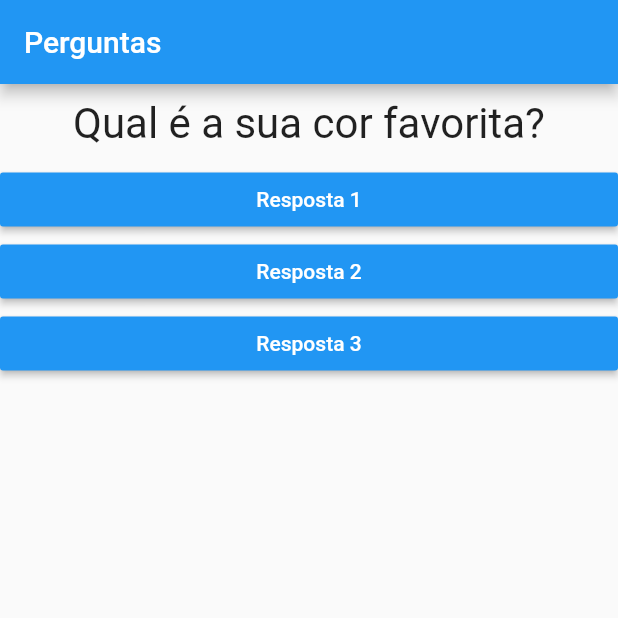
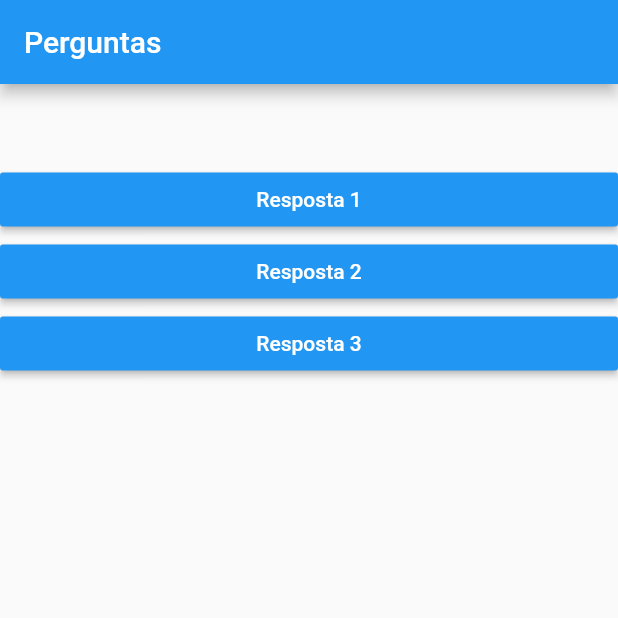
Before and after one commit to KaiqueMunhoz/ryc_projeto_perguntas, a Flutter app: the screen it shows after launch, on a phone screen of 412 x 824 dp, the top half of it. Run offline on Flutter 3.47's test engine with Material 2 defaults, Android fonts, the phone set to English and light mode, and no system bars.

```diff
--- a/lib/main.dart
+++ b/lib/main.dart
@@ -10,9 +10,19 @@ class PerguntasApp extends StatefulWidget {
 }
 
 class _PerguntasAppState extends State<PerguntasApp> {
-  final perguntas = [
-    'Qual é a sua cor favorita?',
-    'Qual é o seu animal favorito?'
+  final List<Map<String, dynamic>> perguntas = [
+    {
+      'texto': 'Qual é a sua cor favorita?',
+      'respostas': ['Preto', 'Vermelho', 'Verde', 'Branco'],
+    },
+    {
+      'texto': 'Qual é o seu animal favorito?',
+      'respostas': ['Coelho', 'Cobra', 'Elefante', 'Leão'],
+    },
+    {
+      'texto': 'Qual é a seu instrutor favorito?',
+      'respostas': ['Maria', 'João', 'Leo', 'Pedro'],
+    },
   ];
   int _perguntaSelecionada = 0;
 
@@ -25,7 +35,7 @@ class _PerguntasAppState extends State<PerguntasApp> {
         ),
         body: Column(
           children: [
-            Questao(perguntas[_perguntaSelecionada]),
+            Questao(''),
             Resposta('Resposta 1', responder),
             Resposta('Resposta 2', responder),
             Resposta('Resposta 3', responder),
```
